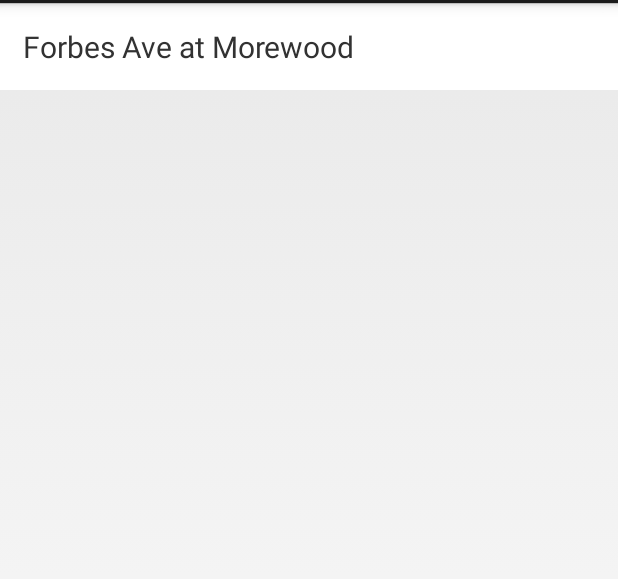
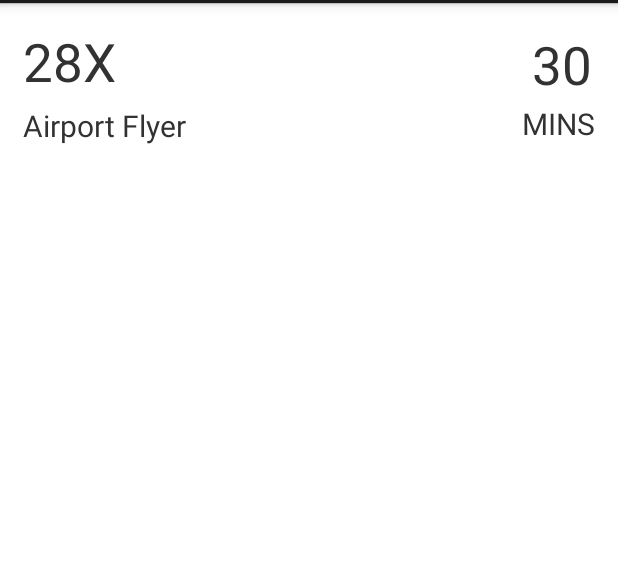
Before and after one commit to avp/pgh-bus-track, an Android app: the layout list_element_prediction.xml on its own in the app's theme, with its tools: preview values and no code run, on a phone screen of 412 x 824 dp, the part 69-648 px from its top. Run offline under Robolectric (Android 15) with nearby library versions, the phone set to English and light mode, and no system bars; network calls fail.

Commit message:
Improve prediction list.

```diff
--- a/app/src/main/java/com/avp42/pghbustrack/models/prediction/Prediction.java
+++ b/app/src/main/java/com/avp42/pghbustrack/models/prediction/Prediction.java
@@ -2,6 +2,7 @@ package com.avp42.pghbustrack.models.prediction;
 
 import com.google.gson.annotations.SerializedName;
 import org.joda.time.DateTime;
+import org.joda.time.Minutes;
 
 public class Prediction {
   @SerializedName("tmstmp")
@@ -45,6 +46,10 @@ public class Prediction {
     return predictionTime;
   }
 
+  public int getMinutesUntilPrediction() {
+    return Minutes.minutesBetween(new DateTime(), predictionTime).getMinutes();
+  }
+
   public String toString() {
     return predictionTime.toString();
   }
--- a/app/src/main/java/com/avp42/pghbustrack/view/stop/PredictionArrayAdapter.java
+++ b/app/src/main/java/com/avp42/pghbustrack/view/stop/PredictionArrayAdapter.java
@@ -22,8 +22,14 @@ public class PredictionArrayAdapter extends ArrayAdapter<Prediction> {
       convertView = LayoutInflater.from(getContext()).inflate(R.layout.list_element_prediction, parent, false);
     }
 
-    TextView stopIdTextView = (TextView) convertView.findViewById(R.id.tv_stop_name);
-    stopIdTextView.setText(prediction.getRouteId() + " " + prediction.getPredictionTime().toString("HH:mm"));
+    TextView routeIdTextView = (TextView) convertView.findViewById(R.id.tv_route_id);
+    routeIdTextView.setText(prediction.getRouteId());
+
+    TextView routeNameTextView = (TextView) convertView.findViewById(R.id.tv_route_name);
+    routeNameTextView.setText(prediction.getRouteId());
+
+    TextView predictionTimeTextView = (TextView) convertView.findViewById(R.id.tv_prediction_time);
+    predictionTimeTextView.setText(String.valueOf(prediction.getMinutesUntilPrediction()));
 
     return convertView;
   }
--- a/app/src/main/res/layout/list_element_prediction.xml
+++ b/app/src/main/res/layout/list_element_prediction.xml
@@ -1,21 +1,68 @@
 <?xml version="1.0" encoding="utf-8"?>
-<LinearLayout xmlns:android="http://schemas.android.com/apk/res/android"
+<RelativeLayout xmlns:android="http://schemas.android.com/apk/res/android"
   xmlns:tools="http://schemas.android.com/tools"
   android:id="@+id/route_list_layout"
-  android:orientation="vertical"
   android:background="@android:color/white"
+  android:padding="15dp"
   android:layout_width="match_parent"
   android:layout_height="wrap_content">
 
+  <LinearLayout
+    android:id="@+id/prediction_route_layout"
+    android:orientation="vertical"
+    android:layout_alignParentLeft="true"
+    android:layout_alignParentStart="true"
+    android:layout_width="wrap_content"
+    android:layout_height="wrap_content">
+
     <TextView
-    android:id="@+id/tv_stop_name"
+      android:id="@+id/tv_route_id"
       android:layout_width="match_parent"
       android:layout_height="wrap_content"
       android:background="@android:color/transparent"
-    android:paddingLeft="15dp"
-    android:paddingTop="15dp"
-    android:paddingBottom="15dp"
+      android:layout_gravity="center_vertical"
+      android:textSize="35sp"
+      tools:text="28X" />
+
+    <TextView
+      android:id="@+id/tv_route_name"
+      android:layout_width="match_parent"
+      android:layout_height="wrap_content"
+      android:layout_marginTop="5dp"
+      android:background="@android:color/transparent"
       android:layout_gravity="center_vertical"
       android:textSize="20sp"
-    tools:text="Forbes Ave at Morewood" />
+      tools:text="Airport Flyer" />
   </LinearLayout>
+
+  <LinearLayout
+    android:layout_width="wrap_content"
+    android:layout_height="match_parent"
+    android:layout_alignParentRight="true"
+    android:layout_alignParentEnd="true"
+    android:layout_toEndOf="@id/prediction_route_layout"
+    android:orientation="vertical">
+
+    <TextView
+      android:id="@+id/tv_prediction_time"
+      android:layout_width="wrap_content"
+      android:layout_height="wrap_content"
+      android:background="@android:color/transparent"
+      android:layout_gravity="right"
+      android:layout_margin="2dp"
+      android:gravity="center"
+      android:textSize="35sp"
+      tools:text="30" />
+
+    <TextView
+      android:layout_width="match_parent"
+      android:layout_height="wrap_content"
+      android:background="@android:color/transparent"
+      android:layout_gravity="bottom"
+      android:gravity="right"
+      android:textSize="20sp"
+      android:textAllCaps="true"
+      android:text="@string/mins" />
+  </LinearLayout>
+
+</RelativeLayout>
--- a/app/src/main/res/values/strings.xml
+++ b/app/src/main/res/values/strings.xml
@@ -11,5 +11,6 @@
   <string name="action_settings">Settings</string>
   <string name="no_route_info_available">No route information available.\nCheck your internet connection.</string>
   <string name="no_stop_info_available">No stop information available.\nCheck your internet connection.</string>
+  <string name="mins">mins</string>
 
 </resources>
```
Lines whose indentation alone changed are shown as unchanged.
